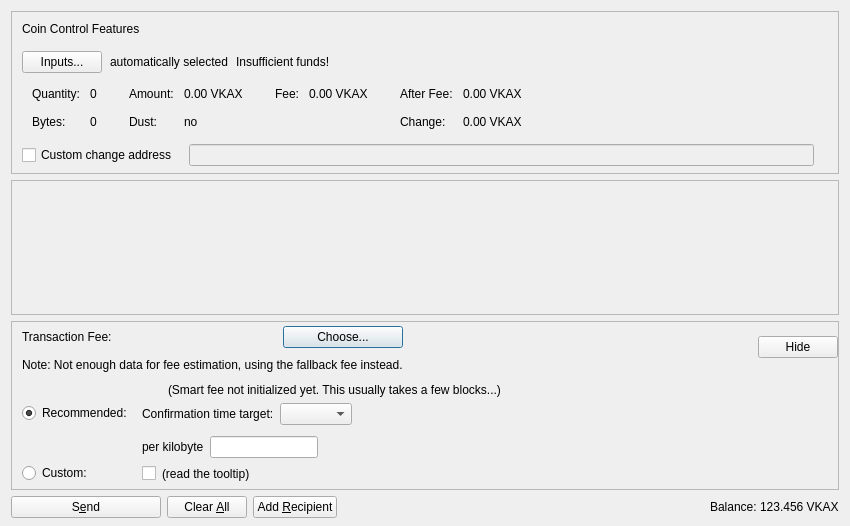
Before: the Qt Designer form src/qt/forms/sendcoinsdialog.ui in vkaxcore/VKAX, drawn with Qt 5.
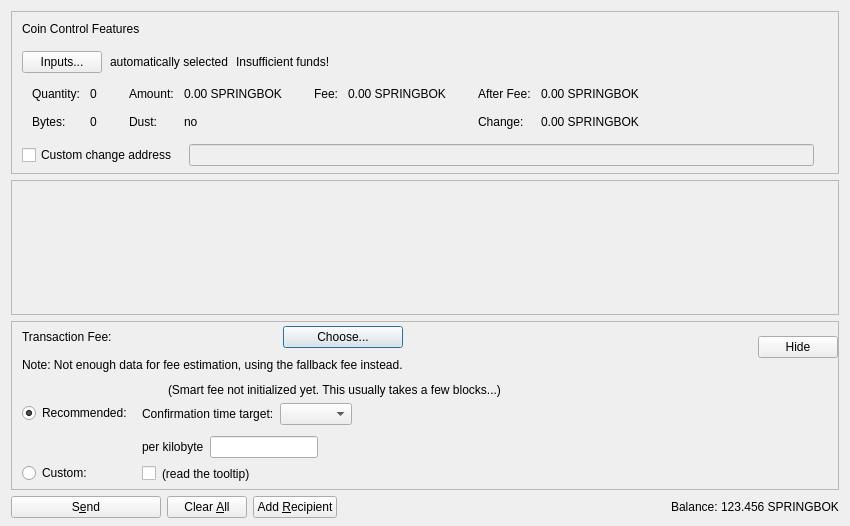
After: the same form once the commit is applied. Custom widgets are drawn as their Qt base class.

The edit to the form file:
```diff
--- a/src/qt/forms/sendcoinsdialog.ui
+++ b/src/qt/forms/sendcoinsdialog.ui
@@ -288,7 +288,7 @@
                   <enum>Qt::ActionsContextMenu</enum>
                  </property>
                  <property name="text">
-                  <string notr="true">0.00 VKAX</string>
+                  <string notr="true">0.00 SPRINGBOK</string>
                  </property>
                  <property name="textInteractionFlags">
                   <set>Qt::LinksAccessibleByMouse|Qt::TextSelectableByKeyboard|Qt::TextSelectableByMouse</set>
@@ -356,7 +356,7 @@
                   <enum>Qt::ActionsContextMenu</enum>
                  </property>
                  <property name="text">
-                  <string notr="true">0.00 VKAX</string>
+                  <string notr="true">0.00 SPRINGBOK</string>
                  </property>
                  <property name="textInteractionFlags">
                   <set>Qt::LinksAccessibleByMouse|Qt::TextSelectableByKeyboard|Qt::TextSelectableByMouse</set>
@@ -401,7 +401,7 @@
                   <enum>Qt::ActionsContextMenu</enum>
                  </property>
                  <property name="text">
-                  <string notr="true">0.00 VKAX</string>
+                  <string notr="true">0.00 SPRINGBOK</string>
                  </property>
                  <property name="textInteractionFlags">
                   <set>Qt::LinksAccessibleByMouse|Qt::TextSelectableByKeyboard|Qt::TextSelectableByMouse</set>
@@ -424,7 +424,7 @@
                   <enum>Qt::ActionsContextMenu</enum>
                  </property>
                  <property name="text">
-                  <string notr="true">0.00 VKAX</string>
+                  <string notr="true">0.00 SPRINGBOK</string>
                  </property>
                  <property name="textInteractionFlags">
                   <set>Qt::LinksAccessibleByMouse|Qt::TextSelectableByKeyboard|Qt::TextSelectableByMouse</set>
@@ -1156,7 +1156,7 @@
           <cursorShape>IBeamCursor</cursorShape>
          </property>
          <property name="text">
-          <string notr="true">123.456 VKAX</string>
+          <string notr="true">123.456 SPRINGBOK</string>
          </property>
          <property name="textInteractionFlags">
           <set>Qt::LinksAccessibleByMouse|Qt::TextSelectableByKeyboard|Qt::TextSelectableByMouse</set>
```
Left out of the diff: 4 changed lines with no effect on the pictures.
